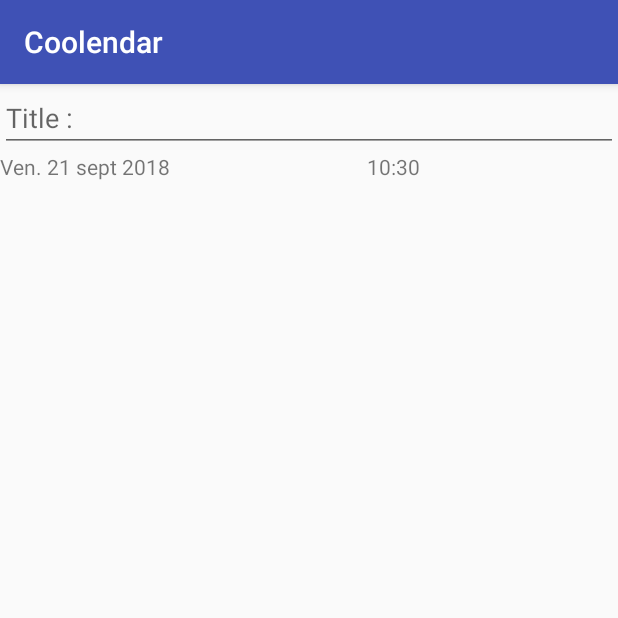
After one commit to ToWaR6/Coolendar, an Android app: the fragment AddEventFragment shown on its own in the app's theme, on a phone screen of 412 x 824 dp, the top half of it. The commit adds this screen. Run offline under Robolectric (Android 15) with nearby library versions, the phone set to English and light mode, and no system bars.

Commit message:
Feat : Ajout d'un time picker
- Changement de l'icone d'ajout d'evenement
- Ajout d'un fragment pour ajouter un evenement
- Ajout d'un timePickerDialog pour l'heure

```diff
--- /dev/null
+++ b/mobile/src/main/java/com/tps/hasselhoff/coolendar/AddEventFragment.java
@@ -0,0 +1,52 @@
+package com.tps.hasselhoff.coolendar;
+
+import android.app.TimePickerDialog;
+import android.os.Bundle;
+import android.support.annotation.NonNull;
+import android.support.annotation.Nullable;
+import android.app.Fragment;
+import android.util.Log;
+import android.view.LayoutInflater;
+import android.view.View;
+import android.view.ViewGroup;
+import android.widget.EditText;
+import android.widget.TextView;
+import android.widget.TimePicker;
+
+import java.util.Calendar;
+
+public class AddEventFragment extends Fragment {
+    @Override
+    public void onCreate(@Nullable Bundle savedInstanceState) {
+        super.onCreate(savedInstanceState);
+    }
+
+    @Nullable
+    @Override
+    public View onCreateView(@NonNull LayoutInflater inflater, @Nullable ViewGroup container, @Nullable Bundle savedInstanceState) {
+        View rootView = inflater.inflate(R.layout.fragment_add_event,container,false);
+        //Get heure courante
+        Calendar mcurrentTime = Calendar.getInstance();
+        int hour = mcurrentTime.get(Calendar.HOUR_OF_DAY);
+        int minute = mcurrentTime.get(Calendar.MINUTE);
+
+        final TextView my_Time = rootView.findViewById(R.id.time_picker);
+        my_Time.setText( hour + ":" + minute);
+        final TimePickerDialog  timePicker = new TimePickerDialog(getActivity(), new TimePickerDialog.OnTimeSetListener() {
+            @Override
+            public void onTimeSet(TimePicker timePicker, int selectedHour, int selectedMinute) {
+                my_Time.setText( selectedHour + ":" + selectedMinute);
+            }
+        }, hour, minute, true);
+
+        rootView.findViewById(R.id.time_picker).setOnClickListener(new View.OnClickListener(){
+            public void onClick(View view){
+                timePicker.show();
+            }
+        });
+
+
+
+        return rootView;
+    }
+}
--- /dev/null
+++ b/mobile/src/main/res/layout/fragment_add_event.xml
@@ -0,0 +1,42 @@
+<?xml version="1.0" encoding="utf-8"?>
+<LinearLayout xmlns:android="http://schemas.android.com/apk/res/android"
+    android:layout_width="match_parent"
+    android:layout_height="match_parent"
+    android:orientation="vertical">
+
+    <android.support.constraint.ConstraintLayout
+        android:layout_width="match_parent"
+        android:layout_height="wrap_content"
+        android:backgroundTint="#6200EE">
+
+        <EditText
+            android:id="@+id/editText"
+            android:layout_width="match_parent"
+            android:layout_height="wrap_content"
+            android:ems="10"
+            android:hint="@string/title_event"
+            android:inputType="textPersonName" />
+
+
+    </android.support.constraint.ConstraintLayout>
+    <LinearLayout
+        android:layout_width="match_parent"
+        android:layout_height="match_parent"
+        android:orientation="horizontal">
+
+        <TextView
+            android:id="@+id/textView2"
+            android:layout_width="wrap_content"
+            android:layout_height="wrap_content"
+            android:layout_weight="1"
+            android:text="Ven. 21 sept 2018" />
+
+        <TextView
+            android:id="@+id/time_picker"
+            android:layout_width="wrap_content"
+            android:layout_height="wrap_content"
+            android:layout_weight="1"
+            android:text="TEST"
+            />
+    </LinearLayout>
+</LinearLayout>
--- a/mobile/src/main/res/menu/navigation.xml
+++ b/mobile/src/main/res/menu/navigation.xml
@@ -8,8 +8,8 @@
 
     <item
         android:id="@+id/navigation_dashboard"
-        android:icon="@drawable/ic_dashboard_black_24dp"
-        android:title="@string/title_dashboard" />
+        android:icon="@drawable/ic_event_note_black_24dp"
+        android:title="@string/title_add_event" />
 
     <item
         android:id="@+id/navigation_notifications"
--- a/mobile/src/main/res/values/strings.xml
+++ b/mobile/src/main/res/values/strings.xml
@@ -1,6 +1,7 @@
 <resources>
     <string name="app_name">Coolendar</string>
     <string name="title_home">Home</string>
-    <string name="title_dashboard">Dashboard</string>
+    <string name="title_add_event">Add Event</string>
     <string name="title_notifications">Notifications</string>
+    <string name="title_event">Title : </string>
 </resources>
```
Also changed, not shown: mobile/src/main/res/drawable/ic_event_note_black_24dp.xml (added, +9 -0 lines), mobile/src/main/res/layout/activity_main.xml (+8 -10 lines), mobile/src/main/ic_launcher-web.png (added), mobile/src/main/res/mipmap-hdpi/ic_launcher_round.png, mobile/src/main/res/mipmap-mdpi/ic_launcher_round.png, mobile/src/main/res/mipmap-xhdpi/ic_launcher_round.png, mobile/src/main/res/mipmap-xxhdpi/ic_launcher_round.png, mobile/src/main/res/mipmap-xxxhdpi/ic_launcher_round.png, wear/src/main/ic_launcher-web.png (added), wear/src/main/res/mipmap-hdpi/ic_launcher.png, wear/src/main/res/mipmap-mdpi/ic_launcher.png, wear/src/main/res/mipmap-xhdpi/ic_launcher.png, wear/src/main/res/mipmap-xxhdpi/ic_launcher.png, wear/src/main/res/mipmap-xxxhdpi/ic_launcher.png (added).
